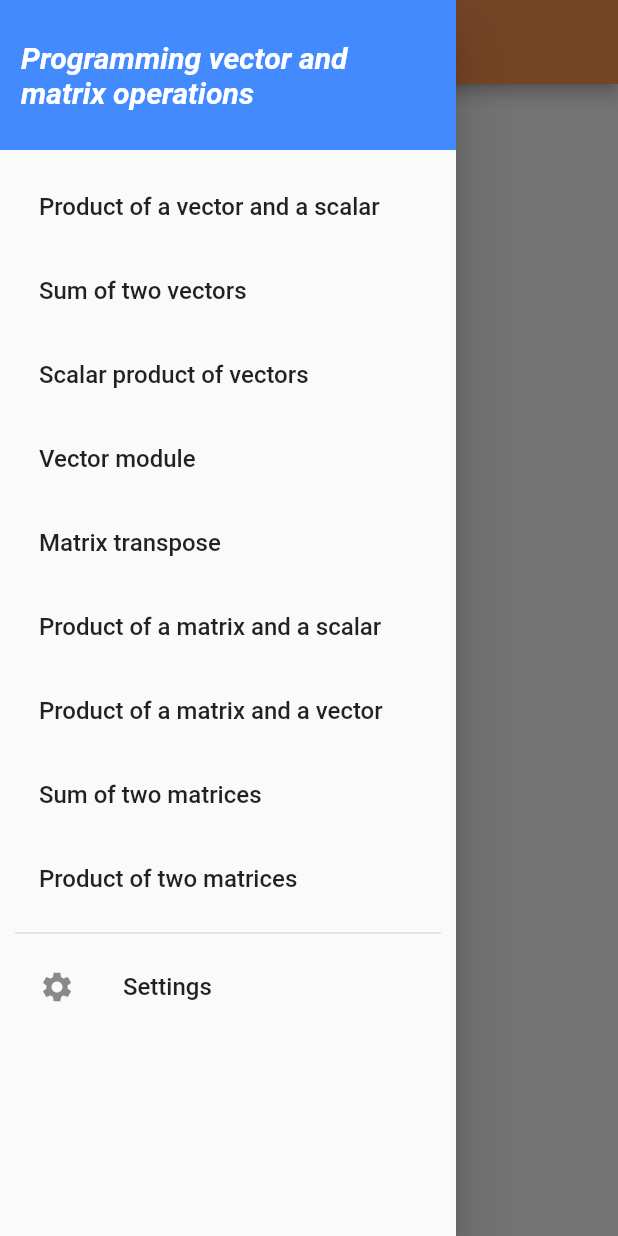
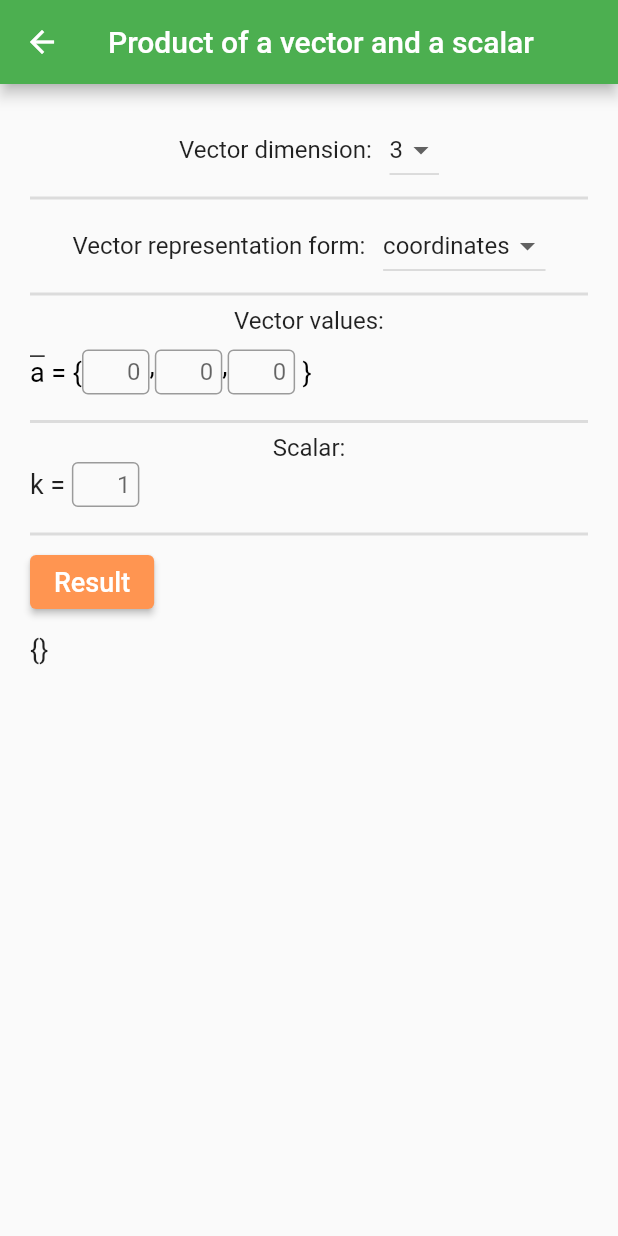
Before and after one commit to Grifon333/numerical_methods, a Flutter app: the Lab1Widget screen opened by its route, in the side drawer, after a tap on "Product of a vector and a scalar", on a phone screen of 412 x 824 dp. Run offline on Flutter 3.47's test engine with Material 2 defaults, Android fonts, the phone set to English and light mode, and no system bars.

Commit message:
lab1: complete

```diff
--- /dev/null
+++ b/lib/Library/Widgets/Inherited/provider.dart
@@ -0,0 +1,70 @@
+import 'package:flutter/material.dart';
+
+class NotifierProvider<Model extends ChangeNotifier> extends StatefulWidget {
+  final child;
+  final Model Function() create;
+
+  const NotifierProvider({
+    Key? key,
+    required this.child,
+    required this.create,
+  }) : super(key: key);
+
+  @override
+  State<NotifierProvider<Model>> createState() =>
+      _NotifierProviderState<Model>();
+
+  static Model? watch<Model extends ChangeNotifier>(BuildContext context) {
+    return context
+        .dependOnInheritedWidgetOfExactType<_InheritedNotifierProvider<Model>>()
+        ?.model;
+  }
+
+  static Model? read<Model extends ChangeNotifier>(BuildContext context) {
+    final widget = context
+        .getElementForInheritedWidgetOfExactType<
+            _InheritedNotifierProvider<Model>>()
+        ?.widget;
+    return widget is _InheritedNotifierProvider<Model> ? widget.model : null;
+  }
+}
+
+class _NotifierProviderState<Model extends ChangeNotifier>
+    extends State<NotifierProvider<Model>> {
+  late final Model _model;
+
+  @override
+  void initState() {
+    _model = widget.create();
+    super.initState();
+  }
+
+  @override
+  void dispose() {
+    _model.dispose();
+    super.dispose();
+  }
+
+  @override
+  Widget build(BuildContext context) {
+    return _InheritedNotifierProvider(
+      model: _model,
+      child: widget.child,
+    );
+  }
+}
+
+class _InheritedNotifierProvider<Model extends ChangeNotifier>
+    extends InheritedNotifier {
+  final Model model;
+
+  const _InheritedNotifierProvider({
+    Key? key,
+    required this.model,
+    required Widget child,
+  }) : super(
+          key: key,
+          child: child,
+          notifier: model,
+        );
+}
--- a/lib/ui/Navigation/main_navigation.dart
+++ b/lib/ui/Navigation/main_navigation.dart
@@ -1,15 +1,23 @@
+import 'package:numerical_methods/Library/Widgets/Inherited/provider.dart';
 import 'package:numerical_methods/ui/widgets/example.dart';
 import 'package:numerical_methods/ui/widgets/labs/laba1/lab1_widget.dart';
+import 'package:numerical_methods/ui/widgets/labs/laba1/list_operations/prod_vec_and_scalar/prod_vec_scal_model.dart';
+import 'package:numerical_methods/ui/widgets/labs/laba1/list_operations/prod_vec_and_scalar/prod_vec_scal_widget.dart';
 
 class mainNavigationNameRoute {
   static const main = '/';
   static const lab1 = '/lab1';
+  static const lab1_1 = '/lab1/1';
 }
 
 class MainNavigation {
   final routes = {
     mainNavigationNameRoute.main: (context) => const Example(),
     mainNavigationNameRoute.lab1: (context) => const Lab1Widget(),
+    mainNavigationNameRoute.lab1_1: (context) => NotifierProvider(
+          create: () => ProdVecScalModel(),
+          child: const ProdVecScalWidget(),
+        ),
   };
   final initialRoute = mainNavigationNameRoute.main;
 }
--- a/lib/ui/widgets/labs/laba1/lab1_widget.dart
+++ b/lib/ui/widgets/labs/laba1/lab1_widget.dart
@@ -1,4 +1,5 @@
 import 'package:flutter/material.dart';
+import 'package:numerical_methods/ui/Navigation/main_navigation.dart';
 
 class Lab1Widget extends StatelessWidget {
   const Lab1Widget({Key? key}) : super(key: key);
@@ -30,7 +31,7 @@ class _NavigationDrawer extends StatelessWidget {
           children: [
             buildHeader(context),
             SizedBox(height: 10),
-            buildMenuItems(),
+            buildMenuItems(context),
           ],
         ),
       ),
@@ -59,16 +60,16 @@ class _NavigationDrawer extends StatelessWidget {
         ),
       );
 
-  Widget buildMenuItems() => Padding(
-    padding: const EdgeInsets.symmetric(horizontal: 10),
-    child: Column(
+  Widget buildMenuItems(BuildContext context) => Padding(
+        padding: const EdgeInsets.symmetric(horizontal: 10),
+        child: Column(
           children: [
             ListTile(
               title: Text(
                 'Product of a vector and a scalar',
                 style: TextStyle(fontSize: 16),
               ),
-              onTap: () {}, // Replacement
+              onTap: () => Navigator.of(context).pushNamed(mainNavigationNameRoute.lab1_1), // Replacement
             ),
             ListTile(
               title: Text(
@@ -139,5 +140,5 @@ class _NavigationDrawer extends StatelessWidget {
             ),
           ],
         ),
-  );
+      );
 }
--- /dev/null
+++ b/lib/ui/widgets/labs/laba1/list_operations/prod_vec_and_scalar/prod_vec_scal_model.dart
@@ -0,0 +1,58 @@
+import 'package:flutter/material.dart';
+
+class ProdVecScalModel extends ChangeNotifier {
+  final _dimensions = [2, 3, 4, 5, 6];
+  final _vectorForms = ['points', 'coordinates'];
+  int _currentDimension = 3;
+  String? _currentVectorForm = 'coordinates';
+
+  List<int> vector = [0, 0, 0, 0, 0, 0];
+  List<int> pointA = [0, 0, 0, 0, 0, 0];
+  List<int> pointB = [0, 0, 0, 0, 0, 0];
+  int? _scalar;
+  List<int> _resultVector = [];
+
+  List<int> get dimensions => _dimensions;
+
+  List<String> get vectorForms => _vectorForms;
+
+  int get currentDimension => _currentDimension;
+
+  String? get currentVectorForm => _currentVectorForm;
+
+  List<int> get resultVector => _resultVector;
+
+  void setScalar(int value) {
+    _scalar = value;
+    notifyListeners();
+  }
+
+  void changeDimension(int? value) {
+    if (value == null) {
+      _currentDimension = 3;
+    } else {
+      _currentDimension = value;
+    }
+    notifyListeners();
+  }
+
+  void changeVectorForm(String? value) {
+    _currentVectorForm = value;
+    notifyListeners();
+  }
+
+  void resultCalculation() {
+    if (_currentVectorForm == 'points') {
+      for (int i = 0; i < _currentDimension; i++) {
+        _resultVector[i] = (pointB[i] - pointA[i]) * (_scalar ?? 1);
+      }
+      _resultVector = _resultVector.getRange(0, _currentDimension).toList();
+    } else {
+      _resultVector = vector
+          .getRange(0, _currentDimension)
+          .map((int e) => e * (_scalar ?? 1))
+          .toList();
+    }
+    notifyListeners();
+  }
+}
--- /dev/null
+++ b/lib/ui/widgets/labs/laba1/list_operations/prod_vec_and_scalar/prod_vec_scal_widget.dart
@@ -0,0 +1,395 @@
+import 'package:flutter/material.dart';
+import 'package:flutter/services.dart';
+import 'package:numerical_methods/Library/Widgets/Inherited/provider.dart';
+import 'package:numerical_methods/ui/widgets/labs/laba1/list_operations/prod_vec_and_scalar/prod_vec_scal_model.dart';
+
+class ProdVecScalWidget extends StatelessWidget {
+  const ProdVecScalWidget({Key? key}) : super(key: key);
+
+  @override
+  Widget build(BuildContext context) {
+    return Scaffold(
+      appBar: AppBar(
+        backgroundColor: Colors.green,
+        title: const Text(
+          'Product of a vector and a scalar',
+        ),
+      ),
+      body: const _BodyWidget(),
+    );
+  }
+}
+
+class _BodyWidget extends StatelessWidget {
+  const _BodyWidget({Key? key}) : super(key: key);
+
+  @override
+  Widget build(BuildContext context) {
+    return Padding(
+      padding: const EdgeInsets.symmetric(horizontal: 20),
+      child: ListView(
+        children: const [
+          SizedBox(height: 20),
+          _VectorDimensionWidget(),
+          Divider(thickness: 2),
+          _VectorFormWidget(),
+          Divider(thickness: 2),
+          _VectorValues(),
+          Divider(thickness: 2),
+          _ScalarWidget(),
+          Divider(thickness: 2),
+          _ResultWidget(),
+        ],
+      ),
+    );
+  }
+}
+
+class _VectorDimensionWidget extends StatelessWidget {
+  const _VectorDimensionWidget({Key? key}) : super(key: key);
+
+  @override
+  Widget build(BuildContext context) {
+    final model = NotifierProvider.watch<ProdVecScalModel>(context);
+    if (model == null) return const SizedBox.shrink();
+    final items = model.dimensions;
+    int? currentValue = model.currentDimension;
+
+    return Row(
+      mainAxisAlignment: MainAxisAlignment.center,
+      children: [
+        const Text(
+          'Vector dimension:   ',
+          style: TextStyle(
+            fontSize: 16,
+          ),
+        ),
+        DropdownButton<int>(
+          value: currentValue,
+          items: items.map((int value) {
+            return DropdownMenuItem<int>(
+              value: value,
+              child: Text('$value'),
+            );
+          }).toList(),
+          onChanged: (value) {
+            model.changeDimension(value);
+          },
+        ),
+      ],
+    );
+  }
+}
+
+class _VectorFormWidget extends StatelessWidget {
+  const _VectorFormWidget({Key? key}) : super(key: key);
+
+  @override
+  Widget build(BuildContext context) {
+    final model = NotifierProvider.watch<ProdVecScalModel>(context);
+    if (model == null) return const SizedBox.shrink();
+    final items = model.vectorForms;
+    String? currentValue = model.currentVectorForm;
+
+    return Row(
+      mainAxisAlignment: MainAxisAlignment.center,
+      children: [
+        const Text(
+          'Vector representation form:   ',
+          style: TextStyle(
+            fontSize: 16,
+          ),
+        ),
+        DropdownButton<String>(
+          value: currentValue,
+          items: items.map((String value) {
+            return DropdownMenuItem<String>(
+              value: value,
+              child: Text(value),
+            );
+          }).toList(),
+          onChanged: (value) {
+            model.changeVectorForm(value);
+          },
+        ),
+      ],
+    );
+  }
+}
+
+class _VectorValues extends StatelessWidget {
+  const _VectorValues({Key? key}) : super(key: key);
+
+  @override
+  Widget build(BuildContext context) {
+    final model = NotifierProvider.watch<ProdVecScalModel>(context);
+
+    return Column(
+      crossAxisAlignment: CrossAxisAlignment.start,
+      children: [
+        const SizedBox(
+          width: double.infinity,
+          child: Text(
+            'Vector values:',
+            textAlign: TextAlign.center,
+            style: TextStyle(
+              fontSize: 16,
+            ),
+          ),
+        ),
+        const SizedBox(height: 10),
+        model?.currentVectorForm == 'points'
+            ? const _PointsVectorValuesWidget()
+            : const _CoordinatesVectorValuesWidget(),
+        const SizedBox(height: 10),
+      ],
+    );
+  }
+}
+
+class _PointsVectorValuesWidget extends StatelessWidget {
+  const _PointsVectorValuesWidget({Key? key}) : super(key: key);
+
+  @override
+  Widget build(BuildContext context) {
+    final model = NotifierProvider.watch<ProdVecScalModel>(context);
+
+    return Column(
+      crossAxisAlignment: CrossAxisAlignment.start,
+      children: [
+        const Text(
+          'Start point',
+          style: TextStyle(fontSize: 16),
+        ),
+        const SizedBox(height: 5),
+        Row(
+          children: [
+            RichText(
+              text: const TextSpan(
+                children: [
+                  TextSpan(
+                    text: 'A',
+                    style: TextStyle(
+                      fontSize: 18,
+                      color: Colors.black,
+                    ),
+                  ),
+                  TextSpan(
+                    text: ' = {',
+                    style: TextStyle(color: Colors.black, fontSize: 18),
+                  )
+                ],
+              ),
+            ),
+            _ListFieldWidget(array: model?.pointA),
+            const Text(
+              '}',
+              style: TextStyle(color: Colors.black, fontSize: 18),
+            ),
+          ],
+        ),
+        const SizedBox(height: 15),
+        const Text(
+          'End point',
+          style: TextStyle(fontSize: 16),
+        ),
+        const SizedBox(height: 5),
+        Row(
+          children: [
+            RichText(
+              text: const TextSpan(
+                children: [
+                  TextSpan(
+                    text: 'B',
+                    style: TextStyle(
+                      fontSize: 18,
+                      color: Colors.black,
+                    ),
+                  ),
+                  TextSpan(
+                    text: ' = {',
+                    style: TextStyle(color: Colors.black, fontSize: 18),
+                  )
+                ],
+              ),
+            ),
+            _ListFieldWidget(array: model?.pointB),
+            const Text(
+              '}',
+              style: TextStyle(color: Colors.black, fontSize: 18),
+            ),
+          ],
+        ),
+      ],
+    );
+  }
+}
+
+class _CoordinatesVectorValuesWidget extends StatelessWidget {
+  const _CoordinatesVectorValuesWidget({Key? key}) : super(key: key);
+
+  @override
+  Widget build(BuildContext context) {
+    final model = NotifierProvider.watch<ProdVecScalModel>(context);
+
+    return Row(
+      children: [
+        RichText(
+          text: const TextSpan(
+            children: [
+              TextSpan(
+                text: 'a',
+                style: TextStyle(
+                  decoration: TextDecoration.overline,
+                  fontSize: 18,
+                  color: Colors.black,
+                ),
+              ),
+              TextSpan(
+                text: ' = {',
+                style: TextStyle(color: Colors.black, fontSize: 18),
+              )
+            ],
+          ),
+        ),
+        _ListFieldWidget(array: model?.vector),
+        const Text(
+          '}',
+          style: TextStyle(color: Colors.black, fontSize: 18),
+        ),
+      ],
+    );
+  }
+}
+
+class _ListFieldWidget extends StatelessWidget {
+  final List<int>? array;
+
+  const _ListFieldWidget({Key? key, required this.array}) : super(key: key);
+
+  @override
+  Widget build(BuildContext context) {
+    final model = NotifierProvider.watch<ProdVecScalModel>(context);
+    final count = model?.currentDimension ?? 2;
+
+    return SizedBox(
+      width: 45.0 * count + 6.0 * (count - 1),
+      height: 30,
+      child: ListView.separated(
+        scrollDirection: Axis.horizontal,
+        itemBuilder: (BuildContext context, int index) {
+          return SizedBox(
+            width: 45,
+            child: TextField(
+              onChanged: (value) => {
+                value.isEmpty && array != null
+                    ? array![index] = 0
+                    : array![index] = int.parse(value),
+              },
+              keyboardType: TextInputType.number,
+              style: const TextStyle(fontSize: 16),
+              textAlign: TextAlign.end,
+              decoration: const InputDecoration(
+                border: OutlineInputBorder(),
+                contentPadding: EdgeInsets.symmetric(horizontal: 6),
+                hintText: '0',
+              ),
+            ),
+          );
+        },
+        separatorBuilder: (BuildContext context, int index) {
+          return const Text(
+            ',',
+            style: TextStyle(color: Colors.black, fontSize: 18),
+          );
+        },
+        itemCount: count,
+      ),
+    );
+  }
+}
+
+class _ScalarWidget extends StatelessWidget {
+  const _ScalarWidget({Key? key}) : super(key: key);
+
+  @override
+  Widget build(BuildContext context) {
+    final model = NotifierProvider.watch<ProdVecScalModel>(context);
+
+    return Column(
+      children: [
+        const Text(
+          'Scalar:',
+          style: TextStyle(
+            fontSize: 16,
+          ),
+        ),
+        Row(
+          children: [
+            const Text(
+              'k = ',
+              style: TextStyle(
+                fontSize: 18,
+              ),
+            ),
+            SizedBox(
+              width: 45,
+              height: 30,
+              child: TextField(
+                onChanged: (value) => {
+                  value.isEmpty || value == '-'
+                      ? model?.setScalar(1)
+                      : model?.setScalar(int.parse(value)),
+                },
+                keyboardType: const TextInputType.numberWithOptions(signed: true),
+                inputFormatters: <TextInputFormatter>[
+                  FilteringTextInputFormatter.allow(RegExp(r'^[-+]?\d*$')),
+                ],
+                style: const TextStyle(fontSize: 16),
+                textAlign: TextAlign.end,
+                decoration: const InputDecoration(
+                  border: OutlineInputBorder(),
+                  contentPadding: EdgeInsets.symmetric(horizontal: 6),
+                  hintText: '1',
+                ),
+              ),
+            )
+          ],
+        ),
+        const SizedBox(height: 10),
+      ],
+    );
+  }
+}
+
+class _ResultWidget extends StatelessWidget {
+  const _ResultWidget({Key? key}) : super(key: key);
+
+  @override
+  Widget build(BuildContext context) {
+    final model = NotifierProvider.watch<ProdVecScalModel>(context);
+    final resultVector = model?.resultVector.join(', ');
+
+    return Column(
+      crossAxisAlignment: CrossAxisAlignment.start,
+      children: [
+        ElevatedButton(
+          onPressed: () => model?.resultCalculation(),
+          child: const Text(
+            'Result',
+            style: TextStyle(
+              fontSize: 18,
+            ),
+          ),
+        ),
+        const SizedBox(height: 10),
+        Text(
+          '{$resultVector}',
+          style: const TextStyle(
+            fontSize: 18,
+          ),
+        ),
+      ],
+    );
+  }
+}
```
